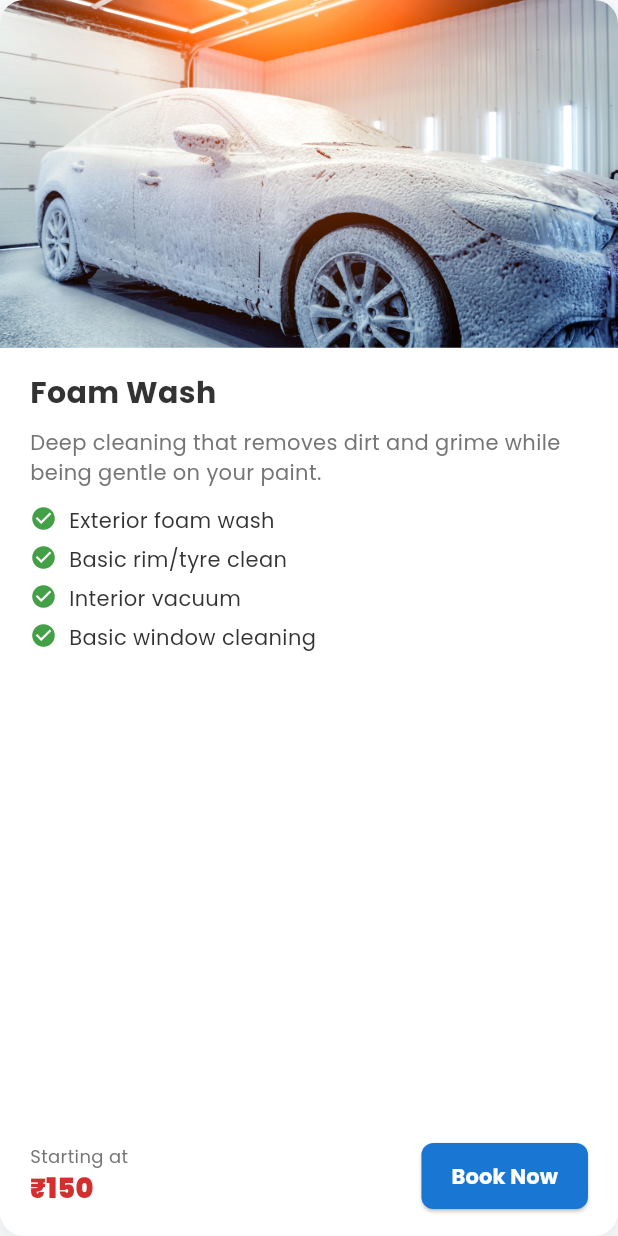
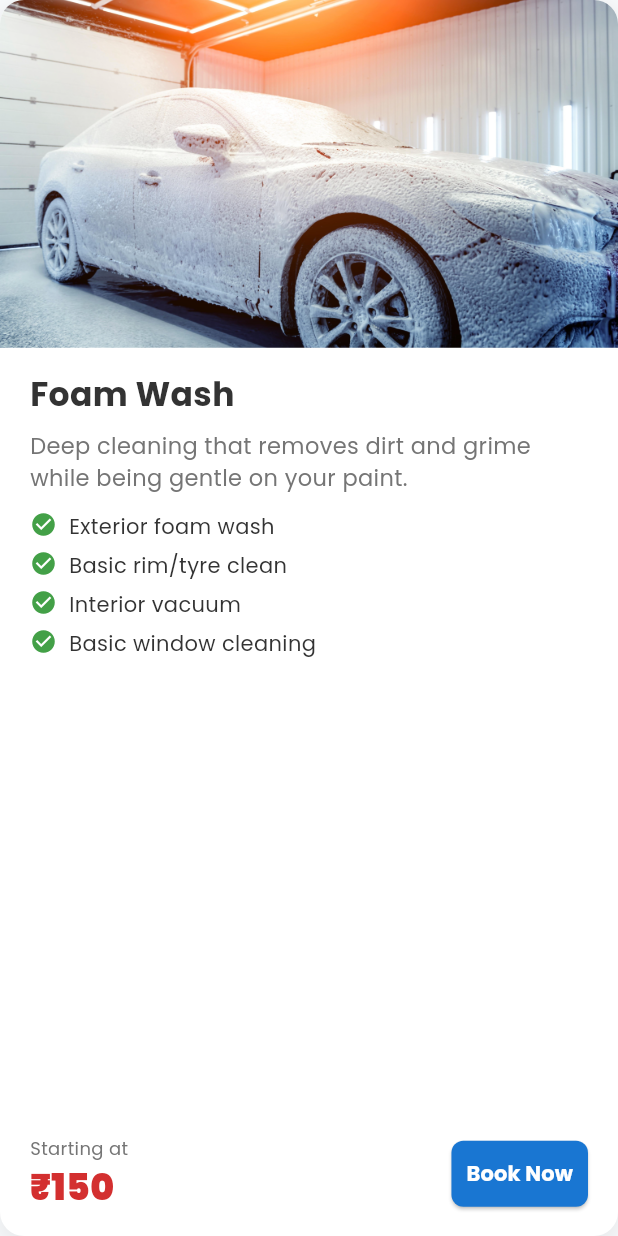
Before and after one commit to ssrabh/car_front, a Flutter app: the ServiceCard widget shown alone on an empty page, opened directly with sample values from the repository, on a phone screen of 412 x 824 dp. Run offline on Flutter 3.47's test engine with Material 3 defaults, Android fonts, the light colour scheme and no system bars; our stand-ins replace dio, google_fonts, responsive_builder, responsive_framework, shared_preferences; missing offline and left inert: hovering, web_smooth_scroll; accounts and stored records are empty.

Commit message:
merger second branch in main successfuly

```diff
--- a/lib/screens/sections/service_sec/service_card.dart
+++ b/lib/screens/sections/service_sec/service_card.dart
@@ -1,12 +1,7 @@
 import 'package:flutter/material.dart';
 import 'package:s_car/config/app_colors.dart';
 import 'package:s_car/screens/sections/service_sec/service_model.dart';
-// Note: We don't need to explicitly import 'package:hovering/hovering.dart'
-// here, as we are using the native Flutter MouseRegion/StatefulWidget approach,
-// which provides more control over the transition.
-// import 'package:s_car/screens/sections/service_sec/service_model.dart'; // Assume model import is handled
 
-// Convert to StatefulWidget to manage hover state
 class ServiceCard extends StatefulWidget {
   final ServiceModel model;
   const ServiceCard({super.key, required this.model});
@@ -16,84 +11,80 @@ class ServiceCard extends StatefulWidget {
 }
 
 class _ServiceCardState extends State<ServiceCard> {
-  // State variable to track if the mouse is hovering over the card
   bool _isHovering = false;
-
-  // Determines if this is the special "Best Value" card
   bool get isBestValueCard => widget.model.id == 'best_value';
 
   @override
   Widget build(BuildContext context) {
-    final isNarrow = MediaQuery.of(context).size.width < 600;
+    return LayoutBuilder(
+      builder: (context, constraints) {
+        final isNarrow = constraints.maxWidth < 320;
+        final isCompact = constraints.maxWidth < 400;
 
-    // Use MouseRegion to detect hover events
         return MouseRegion(
           onEnter: (_) => setState(() => _isHovering = true),
           onExit: (_) => setState(() => _isHovering = false),
           child: AnimatedContainer(
-        duration: const Duration(milliseconds: 250), // Smooth transition
+            duration: const Duration(milliseconds: 250),
             curve: Curves.easeInOut,
-
-        // Conditional Styling based on hover state
             transform: _isHovering
-            ? Matrix4.translationValues(0, -8, 0) // Lift the card 8 pixels up
+                ? Matrix4.translationValues(0, -8, 0)
                 : Matrix4.identity(),
-
             decoration: BoxDecoration(
               color: isBestValueCard ? AppColors.accentRed : Colors.white,
               borderRadius: BorderRadius.circular(16),
               boxShadow: [
                 BoxShadow(
-              // Adjust shadow color and size based on hover
                   color: isBestValueCard
                       ? AppColors.accentRed.withOpacity(_isHovering ? 0.6 : 0.4)
                       : Colors.grey.withOpacity(_isHovering ? 0.3 : 0.15),
-              spreadRadius: _isHovering ? 5 : (isBestValueCard ? 4 : 2),
-              blurRadius: _isHovering ? 20 : (isBestValueCard ? 15 : 10),
-              offset: Offset(
-                  0,
-                  _isHovering
-                      ? 10
-                      : 5), // Drop the shadow down slightly on hover
+                  spreadRadius: _isHovering ? 5 : 2,
+                  blurRadius: _isHovering ? 20 : 10,
+                  offset: const Offset(0, 5),
                 ),
               ],
             ),
             child: Column(
               crossAxisAlignment: CrossAxisAlignment.stretch,
               children: [
-            // 1. BEST VALUE Banner (Only for the special card)
                 if (isBestValueCard) _buildBestValueBanner(),
-
-            // 2. Image Area (Standard cards only)
                 if (!isBestValueCard) _buildImageArea(),
-
-            // 3. Content Area
                 Expanded(
                   child: Padding(
                     padding: EdgeInsets.symmetric(
-                    horizontal: 20.0, vertical: isBestValueCard ? 10.0 : 16.0),
-                child: Column(
+                        horizontal: isCompact ? 12.0 : 20.0,
+                        vertical: isBestValueCard ? 10.0 : 16.0),
+                    child: _buildCardContent(isNarrow),
+                  ),
+                ),
+              ],
+            ),
+          ),
+        );
+      },
+    );
+  }
+
+  Widget _buildCardContent(bool isNarrow) {
+    return Column(
       crossAxisAlignment: CrossAxisAlignment.start,
       children: [
-                    // --- Conditional Price/Title for Best Value Card ---
-                    if (isBestValueCard) _buildBestValueTitle(isNarrow),
-                    // --- Standard Title & Subtitle ---
-                    if (!isBestValueCard) ...[
+        if (isBestValueCard)
+          _buildBestValueTitle(isNarrow)
+        else ...[
           Text(
             widget.model.title,
             style: TextStyle(
-                          fontSize: isNarrow ? 20 : 24,
+              fontSize: isNarrow ? 18 : 22,
               fontWeight: FontWeight.bold,
               color: AppColors.textDark,
             ),
           ),
           const SizedBox(height: 8),
-
-                      // Subtitle/Description
           Text(
             widget.model.subtitle,
             style: TextStyle(
-                          fontSize: isNarrow ? 14 : 16,
+              fontSize: isNarrow ? 13 : 15,
               color: AppColors.secondaryText,
             ),
             maxLines: 2,
@@ -101,165 +92,127 @@ class _ServiceCardState extends State<ServiceCard> {
           ),
           const SizedBox(height: 12),
         ],
-                    // --- End Title/Subtitle ---
-
-                    // 4. Flexible Features List
         Expanded(
           child: SingleChildScrollView(
             child: Column(
               crossAxisAlignment: CrossAxisAlignment.start,
-                          children: widget.model.data
-                              .map((feature) => _buildFeatureItem(feature))
-                              .toList(),
+              children:
+                  widget.model.data.map((f) => _buildFeatureItem(f)).toList(),
             ),
           ),
         ),
-
-                    // 5. Price and CTA (Always positioned at the bottom)
         const SizedBox(height: 12),
-                    isBestValueCard
-                        ? _buildBestValueCta()
-                        : _buildPriceAndCta(isNarrow),
+        isBestValueCard ? _buildBestValueCta() : _buildPriceAndCta(isNarrow),
       ],
-                ),
-              ),
-            ),
-          ],
-        ),
-      ),
     );
   }
 
-  // --- New Widgets for Best Value Card ---
-
-  Widget _buildBestValueBanner() {
-    return ClipRRect(
-      borderRadius: const BorderRadius.vertical(top: Radius.circular(16)),
-      child: Container(
+  Widget _buildBestValueBanner() => Container(
         height: 80,
         alignment: Alignment.center,
+        decoration: const BoxDecoration(
           color: AppColors.accentRed,
+          borderRadius: BorderRadius.vertical(top: Radius.circular(16)),
+        ),
         child: Column(
           mainAxisAlignment: MainAxisAlignment.center,
           children: [
-            const Text(
-              "OUR BEST VALUE",
+            const Text("OUR BEST VALUE",
                 style: TextStyle(
                     color: Colors.white,
                     fontSize: 12,
-                fontWeight: FontWeight.bold,
-              ),
-            ),
+                    fontWeight: FontWeight.bold)),
             Row(
               mainAxisAlignment: MainAxisAlignment.center,
               crossAxisAlignment: CrossAxisAlignment.baseline,
               textBaseline: TextBaseline.alphabetic,
               children: [
-                Text(
-                  widget.model.price,
+                Text(widget.model.price,
                     style: const TextStyle(
                         color: Colors.white,
                         fontSize: 32,
-                    fontWeight: FontWeight.w900,
-                  ),
-                ),
-                const Text(
-                  " / month",
+                        fontWeight: FontWeight.w900)),
+                const Text(" / month",
                     style: TextStyle(
                         color: Colors.white70,
                         fontSize: 16,
-                    fontWeight: FontWeight.w600,
+                        fontWeight: FontWeight.w600)),
+              ],
+            ),
+          ],
+        ),
+      );
+
+  Widget _buildBestValueTitle(bool isNarrow) => Column(
+        crossAxisAlignment: CrossAxisAlignment.start,
+        children: [
+          Wrap(
+            alignment: WrapAlignment.spaceBetween,
+            crossAxisAlignment: WrapCrossAlignment.center,
+            spacing: 8,
+            runSpacing: 8,
+            children: [
+              Row(
+                mainAxisSize: MainAxisSize.min,
+                children: [
+                  const Icon(Icons.star, color: Colors.yellow, size: 20),
+                  const SizedBox(width: 8),
+                  Flexible(
+                    child: Text(
+                      widget.model.title,
+                      style: TextStyle(
+                        fontSize: isNarrow ? 18 : 22,
+                        fontWeight: FontWeight.bold,
+                        color: Colors.white,
+                      ),
+                      overflow: TextOverflow.ellipsis,
                     ),
                   ),
                 ],
               ),
+              _buildPopularBadge(),
             ],
           ),
-      ),
+          const SizedBox(height: 10),
+          Text(widget.model.subtitle,
+              style: const TextStyle(fontSize: 14, color: Colors.white70)),
+          const SizedBox(height: 12),
+        ],
       );
-  }
 
-  Widget _buildBestValueTitle(bool isNarrow) {
-    // MODIFIED for a more modern look
-    return Column(
-      crossAxisAlignment: CrossAxisAlignment.start,
-      children: [
-        Row(
-          mainAxisAlignment: MainAxisAlignment.spaceBetween,
-          crossAxisAlignment: CrossAxisAlignment.center,
-          children: [
-            Expanded(
-              child: Row(
-                children: [
-                  // New: Small icon to draw attention
-                  const Icon(Icons.star, color: Colors.yellow, size: 20),
-                  const SizedBox(width: 8),
-                  Text(
-                    widget.model.title,
-                    style: TextStyle(
-                      fontSize: isNarrow ? 20 : 24,
-                      fontWeight: FontWeight.bold,
-                      color: Colors.white,
-                    ),
-                  ),
-                ],
-              ),
-            ),
-
-            // Modernized 'POPULAR' Badge (Pill Shape)
-            Container(
+  Widget _buildPopularBadge() => Container(
         padding: const EdgeInsets.symmetric(horizontal: 10, vertical: 6),
         decoration: BoxDecoration(
           color: Colors.white,
-                // Increased border radius for a pill shape
           borderRadius: BorderRadius.circular(20),
         ),
         child: const Text(
           'POPULAR',
           style: TextStyle(
             color: AppColors.accentRed,
-                  fontSize: 11, // Slightly larger font for prominence
-                  fontWeight: FontWeight.w900, // Extra bold
+            fontSize: 11,
+            fontWeight: FontWeight.w900,
             letterSpacing: 0.5,
           ),
         ),
-            ),
-          ],
-        ),
-        const SizedBox(height: 10),
-        Text(
-          widget.model.subtitle,
-          style: const TextStyle(
-            fontSize: 14,
-            color: Colors.white70,
-          ),
-        ),
-        const SizedBox(height: 12),
-      ],
       );
-  }
 
-  Widget _buildBestValueCta() {
-    return Column(
+  Widget _buildBestValueCta() => Column(
         children: [
           ElevatedButton(
-          onPressed: () {
-            // Placeholder: This button should likely trigger scrolling to the BookingForm
-          },
+            onPressed: () {},
             style: ElevatedButton.styleFrom(
               backgroundColor: AppColors.accentRed,
               foregroundColor: Colors.white,
-            shape:
-                RoundedRectangleBorder(borderRadius: BorderRadius.circular(8)),
+              shape: RoundedRectangleBorder(
+                  borderRadius: BorderRadius.circular(8)),
               padding: const EdgeInsets.symmetric(horizontal: 20, vertical: 12),
-            minimumSize: const Size(double.infinity, 48), // Full width button
-            side: const BorderSide(
-                color: Colors.white, width: 2), // White border for contrast
+              minimumSize: const Size(double.infinity, 48),
+              side: const BorderSide(color: Colors.white, width: 2),
             ),
-          child: const Text(
-            'Book Now',
-            style: TextStyle(color: Colors.white, fontWeight: FontWeight.bold),
-          ),
+            child: const Text('Book Now',
+                style: TextStyle(
+                    color: Colors.white, fontWeight: FontWeight.bold)),
           ),
           const SizedBox(height: 6),
           const Text(
@@ -269,19 +222,15 @@ class _ServiceCardState extends State<ServiceCard> {
           ),
         ],
       );
-  }
 
-  // --- General Card Widgets ---
-
-  Widget _buildImageArea() {
-    return ClipRRect(
+  Widget _buildImageArea() => ClipRRect(
         borderRadius: const BorderRadius.vertical(top: Radius.circular(16)),
         child: AspectRatio(
           aspectRatio: 16 / 9,
           child: Image.asset(
             widget.model.imgPath,
             fit: BoxFit.cover,
-          errorBuilder: (context, error, stackTrace) => Container(
+            errorBuilder: (_, __, ___) => Container(
               color: Colors.grey[200],
               alignment: Alignment.center,
               child: const Icon(Icons.car_repair,
@@ -290,7 +239,6 @@ class _ServiceCardState extends State<ServiceCard> {
           ),
         ),
       );
-  }
 
   Widget _buildFeatureItem(String feature) {
     final featureColor = isBestValueCard ? Colors.white : AppColors.textDark;
@@ -301,65 +249,56 @@ class _ServiceCardState extends State<ServiceCard> {
       child: Row(
         crossAxisAlignment: CrossAxisAlignment.start,
         children: [
-          if (isBestValueCard)
-            Text("• ",
-                style: TextStyle(
-                    color: iconColor,
-                    fontSize: 18,
-                    fontWeight: FontWeight.bold)),
-          if (!isBestValueCard)
           Icon(Icons.check_circle, color: iconColor, size: 18),
           const SizedBox(width: 8),
           Expanded(
-            child: Text(
-              feature,
-              style: TextStyle(fontSize: 14, color: featureColor),
-            ),
+            child: Text(feature,
+                style: TextStyle(fontSize: 14, color: featureColor)),
           ),
         ],
       ),
     );
   }
 
-  Widget _buildPriceAndCta(bool isNarrow) {
-    return Row(
+  Widget _buildPriceAndCta(bool isNarrow) => Row(
         mainAxisAlignment: MainAxisAlignment.spaceBetween,
         children: [
           Flexible(
+            flex: 1,
             child: Column(
               crossAxisAlignment: CrossAxisAlignment.start,
               children: [
-              const Text(
-                "Starting at",
-                style: TextStyle(fontSize: 12, color: AppColors.secondaryText),
-              ),
-              Text(
-                widget.model.price,
+                const Text("Starting at",
+                    style: TextStyle(
+                        fontSize: 12, color: AppColors.secondaryText)),
+                Text(widget.model.price,
                     style: TextStyle(
                       fontSize: isNarrow ? 18 : 24,
                       fontWeight: FontWeight.w900,
                       color: AppColors.accentRed,
-                ),
-              ),
+                    )),
               ],
             ),
           ),
-        ElevatedButton(
-          onPressed: () {
-            // Placeholder: This button should likely trigger scrolling to the BookingForm
-          },
+          Flexible(
+            flex: 1,
+            child: ElevatedButton(
+              onPressed: () {},
               style: ElevatedButton.styleFrom(
                 backgroundColor: AppColors.primaryBlue,
-            shape:
-                RoundedRectangleBorder(borderRadius: BorderRadius.circular(8)),
-            padding: const EdgeInsets.symmetric(horizontal: 20, vertical: 12),
+                shape: RoundedRectangleBorder(
+                    borderRadius: BorderRadius.circular(8)),
+                padding:
+                    const EdgeInsets.symmetric(horizontal: 10, vertical: 12),
               ),
-          child: const Text(
-            'Book Now',
-            style: TextStyle(color: Colors.white, fontWeight: FontWeight.bold),
+              child: const FittedBox(
+                fit: BoxFit.scaleDown,
+                child: Text('Book Now',
+                    style: TextStyle(
+                        color: Colors.white, fontWeight: FontWeight.bold)),
+              ),
             ),
           ),
         ],
       );
 }
-}
```
Also changed, not shown: lib/screens/sections/service_sec/service_section.dart (+20 -25 lines). Lines whose indentation alone changed are shown as unchanged.
